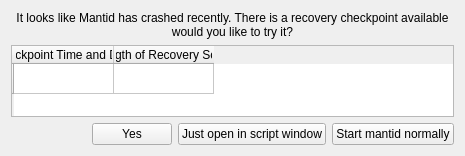
Old version of the form MantidPlot/src/ProjectRecoveryGUIs/ProjectRecoveryWidget.ui in the repository mantidproject/mantid.
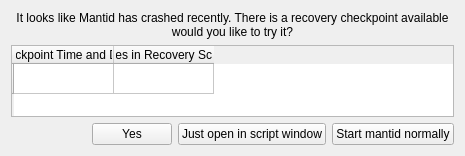
New version of the form.

```diff
--- a/MantidPlot/src/ProjectRecoveryGUIs/ProjectRecoveryWidget.ui
+++ b/MantidPlot/src/ProjectRecoveryGUIs/ProjectRecoveryWidget.ui
@@ -63,7 +63,7 @@
      </column>
      <column>
       <property name="text">
-       <string>Length of Recovery Script</string>
+       <string>Lines in Recovery Script</string>
       </property>
      </column>
     </widget>
```
